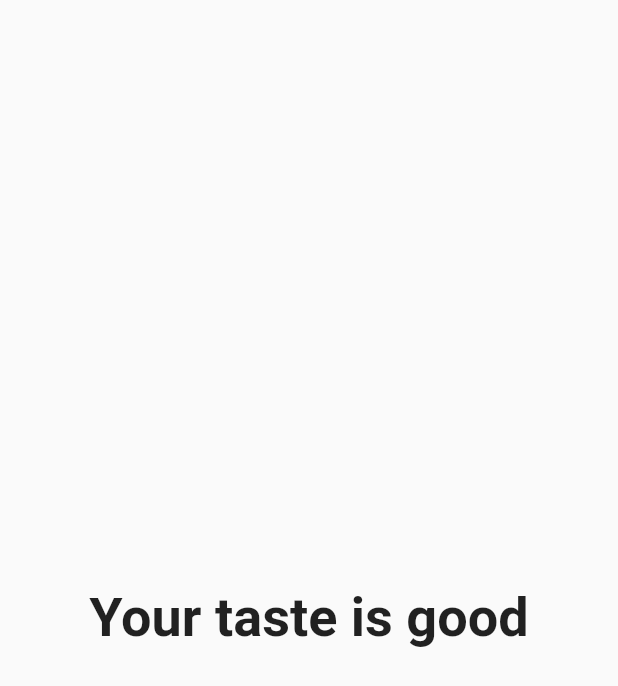
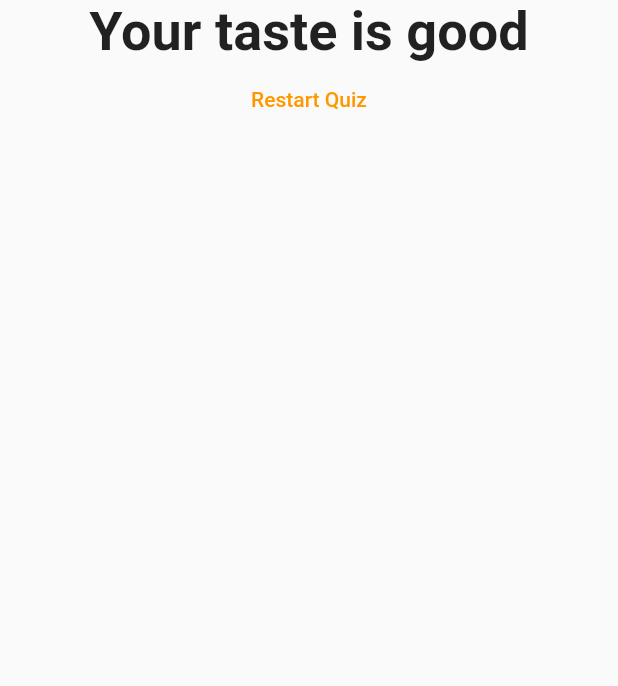
Before and after one commit to nahid-hasan-noyon/Flutter-Dart_Exercise, a Flutter app: the Result widget shown alone on an empty page, opened directly with empty values, on a phone screen of 412 x 824 dp. Shown: the top 686 px of the screen. Run offline on Flutter 3.47's test engine with Material 2 defaults, Android fonts, the phone set to English and light mode, and no system bars.

```diff
--- a/flutter_complete_guide/lib/result.dart
+++ b/flutter_complete_guide/lib/result.dart
@@ -2,8 +2,10 @@ import 'package:flutter/material.dart';
 
 class Result extends StatelessWidget {
   final int resultScore;
+  final VoidCallback resetHandler;
 
-  const Result(this.resultScore, {Key? key}) : super(key: key);
+  const Result(this.resultScore, this.resetHandler, {Key? key})
+      : super(key: key);
 
   String get resultPhrase {
     String reslutText = '';
@@ -14,7 +16,7 @@ class Result extends StatelessWidget {
     } else if (resultScore <= 12) {
       reslutText = 'Your taste is awesome';
     } else {
-      reslutText = "Your tate is mind blowing";
+      reslutText = "Your taste is mind blowing";
     }
     return reslutText;
   }
@@ -22,10 +24,21 @@ class Result extends StatelessWidget {
   @override
   Widget build(BuildContext context) {
     return Center(
-        child: Text(
-      resultPhrase,
-      style: const TextStyle(fontSize: 36, fontWeight: FontWeight.bold),
-      textAlign: TextAlign.center,
+        child: Column(
+      children: [
+        Text(
+          resultPhrase,
+          style: const TextStyle(fontSize: 36, fontWeight: FontWeight.bold),
+          textAlign: TextAlign.center,
+        ),
+        TextButton(
+          style: TextButton.styleFrom(
+            primary: Colors.orange,
+          ),
+          child: const Text('Restart Quiz'),
+          onPressed: resetHandler,
+        ),
+      ],
     ));
   }
 }
```
Also changed, not shown: flutter_complete_guide/lib/main.dart (+8 -1 lines).
